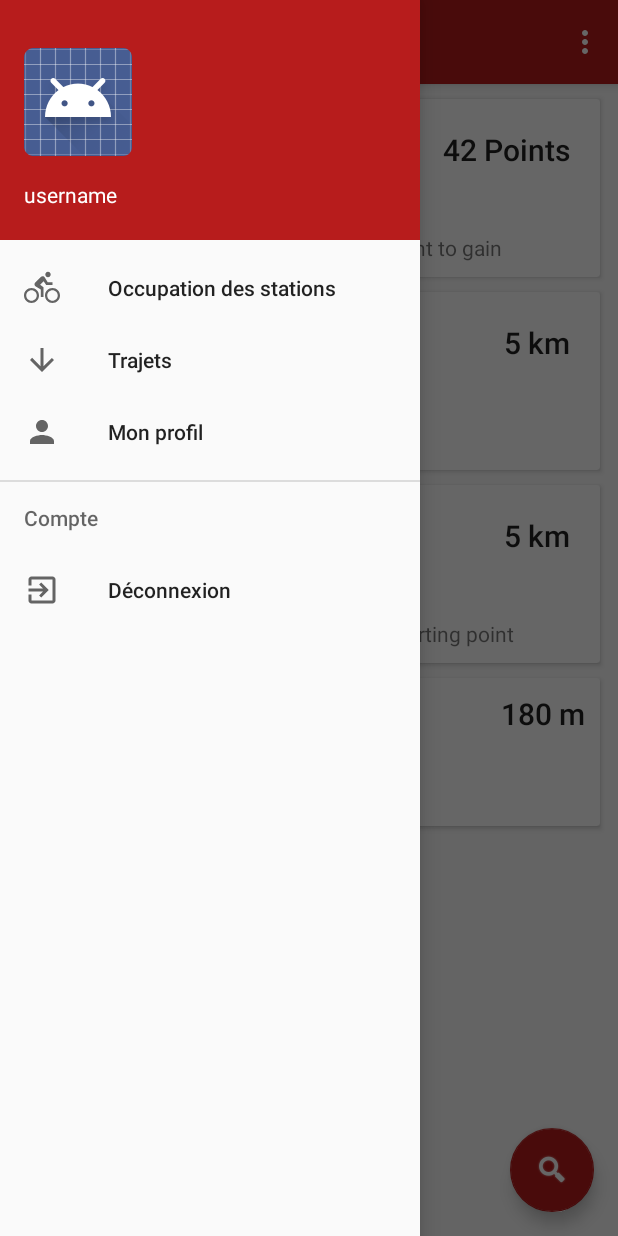
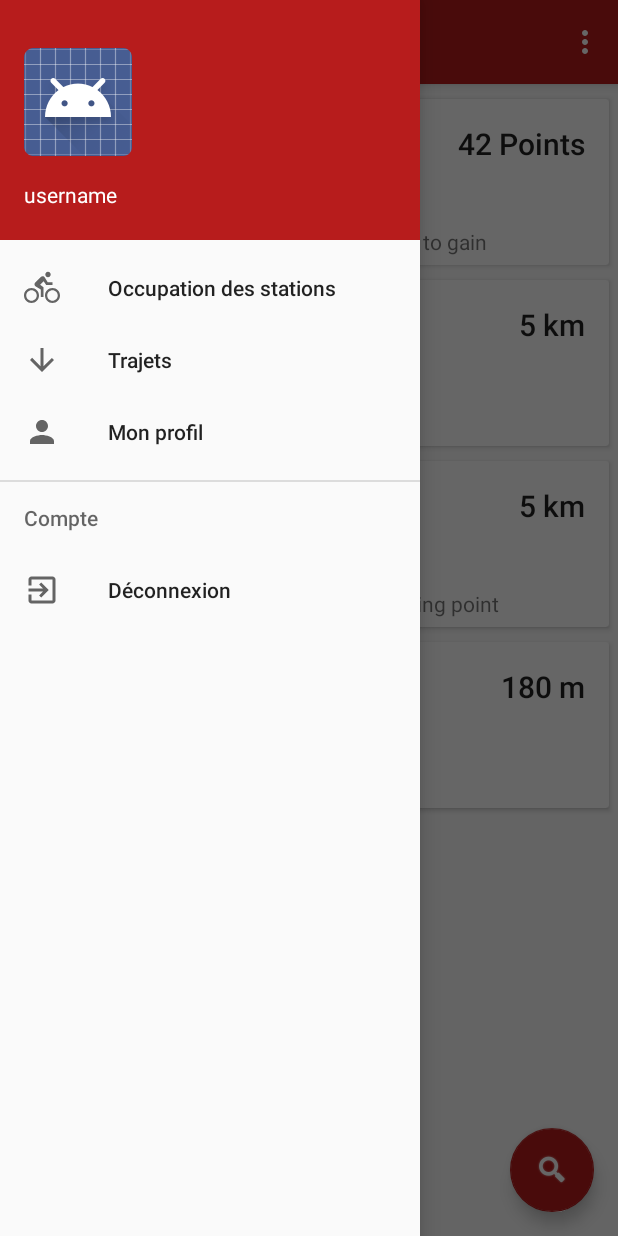
Before and after one commit to SmartPld/velociraptor-client, an Android app: the fragment FilterFragment placed in its activity, with the side drawer open, on a phone screen of 412 x 824 dp. Run offline under Robolectric (Android 15) with nearby library versions, the phone set to English and light mode, and no system bars; our stand-ins replace ButterKnife; libraries missing offline, so code that uses them is left out: org.adw.library; plain views replace DiscreteSeekBar; 5 statements that could not run were skipped.

Commit message:
refactoring filters

```diff
--- a/app/src/main/res/layout/fragment_filter_settings.xml
+++ b/app/src/main/res/layout/fragment_filter_settings.xml
@@ -12,14 +12,14 @@
     <android.support.v7.widget.CardView
         android:layout_width="match_parent"
         android:layout_height="wrap_content"
-        android:layout_marginLeft="12dp"
-        android:layout_marginRight="12dp">
+        android:layout_marginLeft="6dp"
+        android:layout_marginRight="6dp">
 
         <LinearLayout
             android:layout_width="match_parent"
             android:layout_height="wrap_content"
             android:orientation="vertical"
-            android:padding="10dp">
+            android:padding="6dp">
 
         <LinearLayout
             android:layout_width="match_parent"
@@ -72,14 +72,14 @@
     <android.support.v7.widget.CardView
         android:layout_width="match_parent"
         android:layout_height="wrap_content"
-        android:layout_marginLeft="12dp"
-        android:layout_marginRight="12dp">
+        android:layout_marginLeft="6dp"
+        android:layout_marginRight="6dp">
 
         <LinearLayout
             android:layout_width="match_parent"
             android:layout_height="wrap_content"
             android:orientation="vertical"
-            android:padding="10dp">
+            android:padding="6dp">
 
             <LinearLayout
                 android:layout_width="match_parent"
@@ -132,15 +132,15 @@
     <android.support.v7.widget.CardView
         android:layout_width="match_parent"
         android:layout_height="wrap_content"
-        android:layout_marginLeft="12dp"
-        android:layout_marginRight="12dp">
+        android:layout_marginLeft="6dp"
+        android:layout_marginRight="6dp">
 
         <LinearLayout
             android:layout_width="match_parent"
             android:layout_height="wrap_content"
             android:orientation="vertical"
 
-            android:padding="10dp">
+            android:padding="6dp">
 
             <LinearLayout
                 android:layout_width="match_parent"
@@ -192,13 +192,14 @@
     <android.support.v7.widget.CardView
         android:layout_width="match_parent"
         android:layout_height="wrap_content"
-        android:layout_marginLeft="12dp"
-        android:layout_marginRight="12dp">
+        android:layout_marginLeft="6dp"
+        android:layout_marginRight="6dp">
 
         <LinearLayout
             android:layout_width="match_parent"
             android:layout_height="wrap_content"
-            android:orientation="vertical">
+            android:orientation="vertical"
+            android:padding="6dp">
 
             <LinearLayout
                 android:layout_width="match_parent"
@@ -235,6 +236,7 @@
             <TextView
                 android:layout_width="wrap_content"
                 android:layout_height="wrap_content"
+                android:gravity="end"
                 android:text="Choose a max augmentation in altitude" />
 
         </LinearLayout>
```
